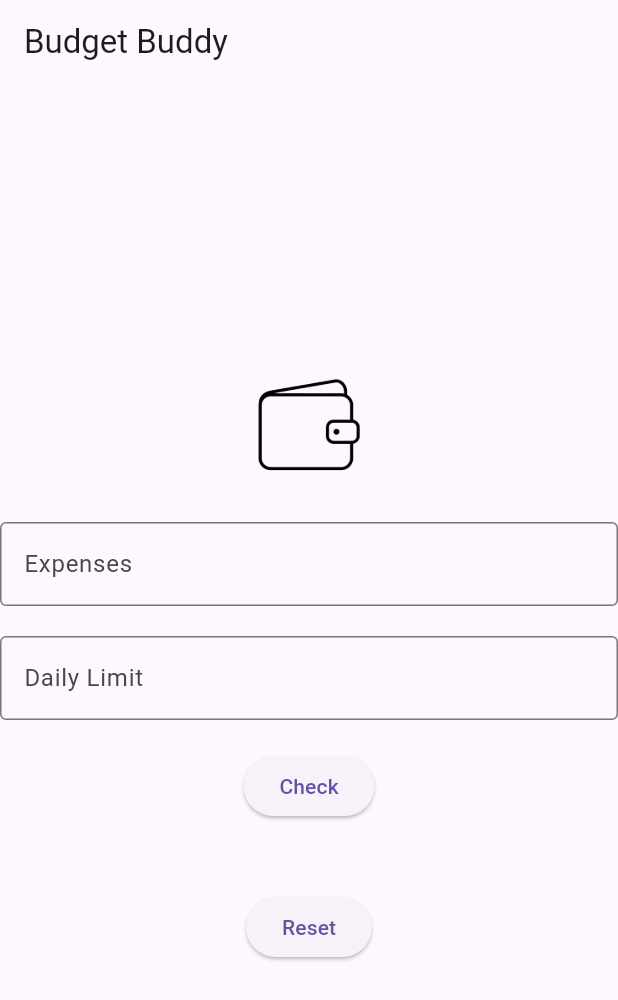
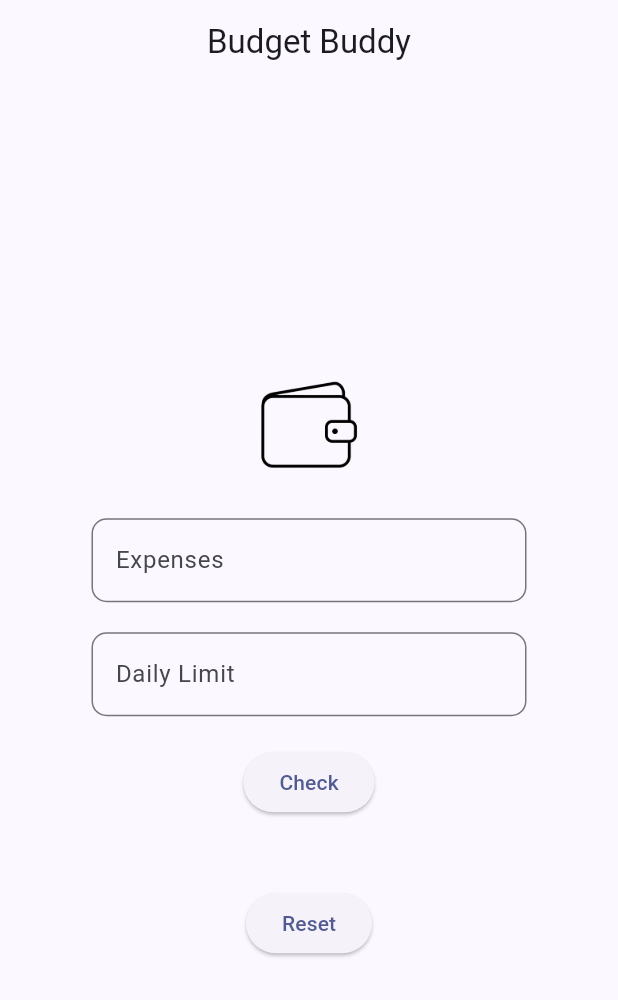
Before and after one commit to alyyasaleh/Budget-Buddy, a Flutter app: the screen it shows after launch, on a phone screen of 412 x 824 dp. Shown: the top 1000 px of the screen. Run offline on Flutter 3.47's test engine with Material 3 defaults, Android fonts, the phone set to English and light mode, and no system bars; our stand-ins replace audioplayers.

Commit message:
change 1

```diff
--- a/lib/main.dart
+++ b/lib/main.dart
@@ -10,7 +10,12 @@ class MainApp extends StatelessWidget {
 
   @override
   Widget build(BuildContext context) {
-    return const MaterialApp(
+    return MaterialApp(
+      title: 'Budget Buddy',
+      theme: ThemeData(
+        colorScheme: ColorScheme.fromSeed(seedColor: const Color.fromARGB(255, 25, 36, 100)),
+        useMaterial3: true,
+      ),
       home: MyHomePage(),
     );
   }
@@ -63,29 +68,40 @@ String balance = " ";
     return Scaffold(
       appBar: AppBar(
         title: Text("Budget Buddy"),
+        centerTitle: true,
       ),
       body: Center(
         child: Column(
           mainAxisAlignment: MainAxisAlignment.center,
           children: [
-            Image.asset('assets/images/wallet.png', height: 90, width: 90),
+            Image.asset('assets/images/wallet.png', height: 85, width: 85),
 
             SizedBox(height: 20),
-            TextField(
+            SizedBox(
+              width: 290,
+              child: TextField(
                 controller: expenses,
                 keyboardType: TextInputType.number,
                 decoration: InputDecoration(
                   labelText: "Expenses",
-                border: OutlineInputBorder(),
+                  border: OutlineInputBorder(
+                    borderRadius: BorderRadius.circular(10),
+                  ),
+                ),
               ),
             ),
             const SizedBox(height: 20),
-            TextField(
+            SizedBox(
+              width: 290,
+              child: TextField(
                 controller: dailyLimit,
                 keyboardType: TextInputType.number,
                 decoration: InputDecoration(
                   labelText: "Daily Limit",
-                border: OutlineInputBorder(),
+                  border: OutlineInputBorder(
+                    borderRadius: BorderRadius.circular(10),
+                  ),
+                ),
               ),
             ),
             const SizedBox(height: 20),
```
Lines whose indentation alone changed are shown as unchanged.
